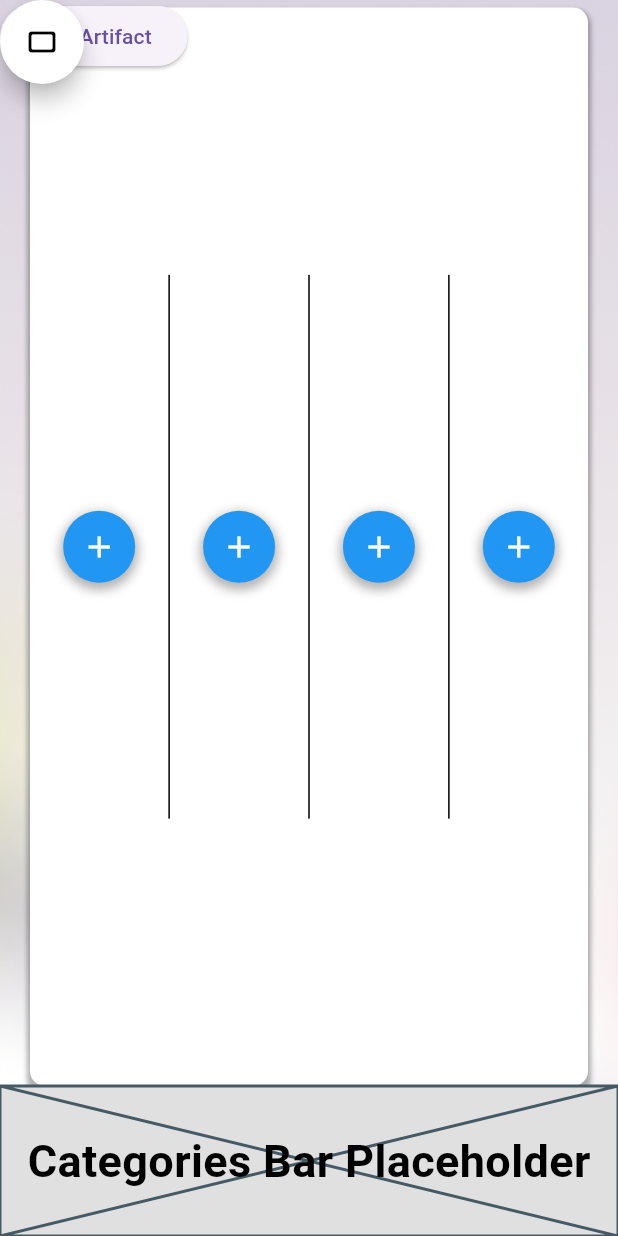
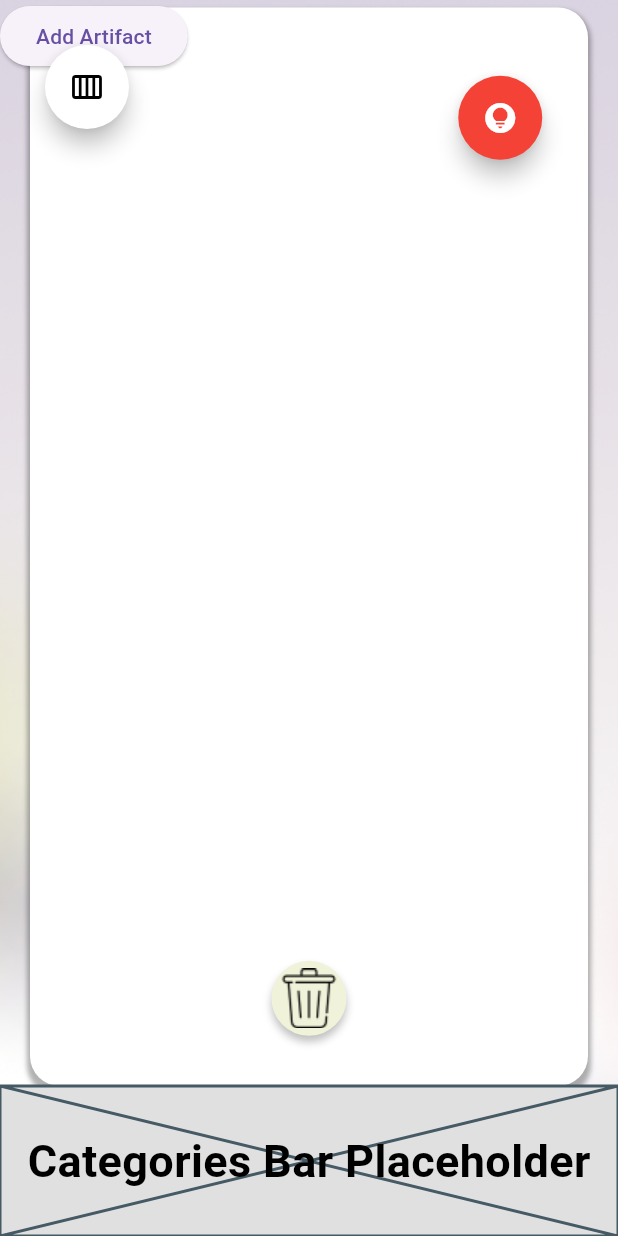
Before and after one commit to aau-giraf/visual-tangible-artefacts, a Flutter app: the screen it shows after launch, on a phone screen of 412 x 824 dp. Run offline on Flutter 3.47's test engine with Material 3 defaults, Android fonts, the phone set to English and light mode, and no system bars; our stand-ins replace flutter_svg; generated files the repository leaves out were written again.

Commit message:
changed position of switch board button

```diff
--- a/Frontend/vta_app/lib/src/ui/screens/artifact_board_screen.dart
+++ b/Frontend/vta_app/lib/src/ui/screens/artifact_board_screen.dart
@@ -4,6 +4,7 @@ import 'package:vta_app/src/ui/widgets/board/artifact.dart';
 import 'package:vta_app/src/ui/widgets/board/talking_mat.dart';
 import '../widgets/board/relational_board_button.dart';
 import '../widgets/board/linear_board.dart';
+import '../widgets/board/quickchat.dart';
 
 class ArtifactBoardScreen extends StatefulWidget {
   const ArtifactBoardScreen({super.key});
@@ -13,7 +14,7 @@ class ArtifactBoardScreen extends StatefulWidget {
 }
 
 class _ArtifactBoardScreenState extends State<ArtifactBoardScreen> {
-  bool _showDirectional = true;
+  bool _showDirectional = false;
 
   @override
   Widget build(BuildContext context) {
@@ -52,7 +53,10 @@ class _ArtifactBoardScreenState extends State<ArtifactBoardScreen> {
               },
               child: const Text('Add Artifact'),
             ),
-            RelationalBoardButton(
+            Positioned(
+              top: 30,
+              left: 30,
+              child: RelationalBoardButton(
                 onPressed: () {
                   setState(() {
                     _showDirectional = !_showDirectional;
@@ -68,6 +72,8 @@ class _ArtifactBoardScreenState extends State<ArtifactBoardScreen> {
                         size: 24.0,
                       ),
               ),
+            ),
+            const QuickChatButton(),
           ],
         ),
       ),
--- a/Frontend/vta_app/lib/src/ui/widgets/board/talking_mat.dart
+++ b/Frontend/vta_app/lib/src/ui/widgets/board/talking_mat.dart
@@ -117,6 +117,14 @@ class TalkingMatState extends State<TalkingMat> with TickerProviderStateMixin {
           decoration: BoxDecoration(
             color: widget.backgroundColor ?? Colors.white,
             borderRadius: BorderRadius.circular(20),
+            boxShadow: [
+              BoxShadow(
+                color: Colors.black.withOpacity(0.3),
+                spreadRadius: 2,
+                blurRadius: 2,
+                offset: const Offset(0, 4),
+              ),
+            ],
           ),
           child: Stack(
             children: [
@@ -172,6 +180,16 @@ class TalkingMatState extends State<TalkingMat> with TickerProviderStateMixin {
                       onAcceptWithDetails: (details) {
                         var artifactKey = details.data.key;
                         removeArtifact(artifactKey);
+                        _animationController.reverse();
+                        // Listen for the animation status
+                        _animationController.addStatusListener((status) {
+                          if (status == AnimationStatus.dismissed) {
+                            // Wait until animation is fully reversed
+                            setState(() {
+                              _showDeleteHover = false;
+                            });
+                          }
+                        });
                       },
                       onWillAcceptWithDetails: (details) {
                         setState(() {
```
Also changed, not shown: Frontend/vta_app/lib/src/ui/widgets/board/quickchat.dart (+28 -60 lines). Lines whose indentation alone changed are shown as unchanged.
